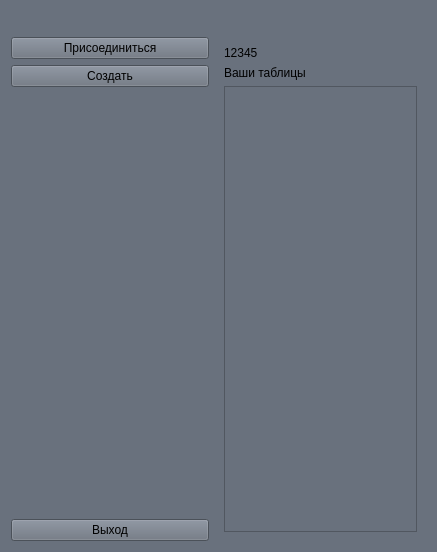
GanenSS/NedoRello, file src/windowsNedoRello/accountWindow/accountwindow.ui: the form before one commit.
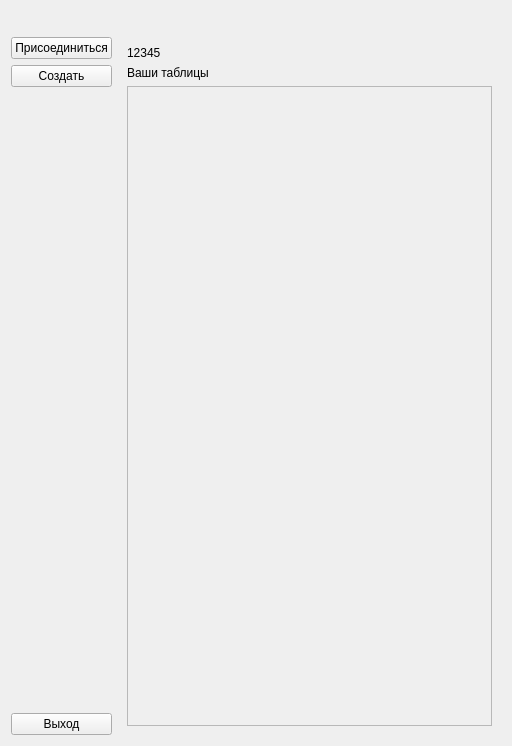
The form after the commit. Icons and pictures are not drawn.

Patch:
```diff
--- a/src/windowsNedoRello/accountWindow/accountwindow.ui
+++ b/src/windowsNedoRello/accountWindow/accountwindow.ui
@@ -6,19 +6,42 @@
    <rect>
     <x>0</x>
     <y>0</y>
-    <width>437</width>
-    <height>552</height>
+    <width>512</width>
+    <height>746</height>
    </rect>
   </property>
   <property name="windowTitle">
    <string>NedoRello</string>
   </property>
   <property name="styleSheet">
-   <string notr="true">background-color: rgb(105, 113, 125);</string>
+   <string notr="true">background-image: url(:/Assets/bg.png);</string>
   </property>
   <layout class="QGridLayout" name="gridLayout">
-   <item row="2" column="1">
+   <item row="0" column="0">
+    <layout class="QVBoxLayout" name="verticalLayout_3">
+     <item>
+      <layout class="QHBoxLayout" name="horizontalLayout_2">
+       <item>
+        <spacer name="horizontalSpacer_2">
+         <property name="orientation">
+          <enum>Qt::Horizontal</enum>
+         </property>
+         <property name="sizeHint" stdset="0">
+          <size>
+           <width>40</width>
+           <height>20</height>
+          </size>
+         </property>
+        </spacer>
+       </item>
+       <item>
     <widget class="QLabel" name="labelImage">
+         <property name="maximumSize">
+          <size>
+           <width>150</width>
+           <height>70</height>
+          </size>
+         </property>
      <property name="text">
       <string/>
      </property>
@@ -30,67 +53,62 @@
      </property>
     </widget>
    </item>
-   <item row="3" column="0">
+       <item>
+        <spacer name="horizontalSpacer">
+         <property name="orientation">
+          <enum>Qt::Horizontal</enum>
+         </property>
+         <property name="sizeHint" stdset="0">
+          <size>
+           <width>40</width>
+           <height>20</height>
+          </size>
+         </property>
+        </spacer>
+       </item>
+      </layout>
+     </item>
+     <item>
+      <layout class="QHBoxLayout" name="horizontalLayout">
+       <item>
+        <layout class="QVBoxLayout" name="verticalLayout">
+         <item>
     <widget class="QPushButton" name="buttonEnter">
      <property name="text">
       <string>Присоединиться</string>
      </property>
     </widget>
    </item>
-   <item row="4" column="0">
+         <item>
     <widget class="QPushButton" name="buttonCreate">
      <property name="text">
       <string>Создать</string>
      </property>
     </widget>
    </item>
-   <item row="5" column="0">
+         <item>
     <spacer name="verticalSpacer">
      <property name="orientation">
       <enum>Qt::Vertical</enum>
      </property>
      <property name="sizeHint" stdset="0">
       <size>
-       <width>20</width>
-       <height>40</height>
+             <width>17</width>
+             <height>37</height>
       </size>
      </property>
     </spacer>
    </item>
-   <item row="2" column="2">
-    <spacer name="horizontalSpacer">
-     <property name="orientation">
-      <enum>Qt::Horizontal</enum>
-     </property>
-     <property name="sizeHint" stdset="0">
-      <size>
-       <width>40</width>
-       <height>20</height>
-      </size>
-     </property>
-    </spacer>
-   </item>
-   <item row="2" column="0">
-    <spacer name="horizontalSpacer_2">
-     <property name="orientation">
-      <enum>Qt::Horizontal</enum>
-     </property>
-     <property name="sizeHint" stdset="0">
-      <size>
-       <width>40</width>
-       <height>20</height>
-      </size>
-     </property>
-    </spacer>
-   </item>
-   <item row="6" column="0">
+         <item>
     <widget class="QPushButton" name="buttonExit">
      <property name="text">
       <string>Выход</string>
      </property>
     </widget>
    </item>
-   <item row="3" column="1" rowspan="4" colspan="2">
+        </layout>
+       </item>
+       <item>
     <widget class="QWidget" name="widget" native="true">
      <layout class="QGridLayout" name="gridLayout_2">
       <item row="1" column="0">
@@ -102,6 +120,9 @@
       </item>
       <item row="2" column="0">
        <widget class="QScrollArea" name="scrollArea">
+            <property name="styleSheet">
+             <string notr="true">background-image: url(:/Assets/bg.png);</string>
+            </property>
         <property name="widgetResizable">
          <bool>true</bool>
         </property>
@@ -110,8 +131,8 @@
           <rect>
            <x>0</x>
            <y>0</y>
-           <width>258</width>
-           <height>381</height>
+               <width>327</width>
+               <height>563</height>
           </rect>
          </property>
          <layout class="QVBoxLayout" name="verticalLayout_2">
@@ -133,6 +154,10 @@
     </widget>
    </item>
   </layout>
+     </item>
+    </layout>
+   </item>
+  </layout>
  </widget>
  <resources>
   <include location="../../../Assets/resources.qrc"/>
```
Left out of the diff: 4 changed lines with no effect on the pictures. Lines whose indentation alone changed are shown as unchanged.
